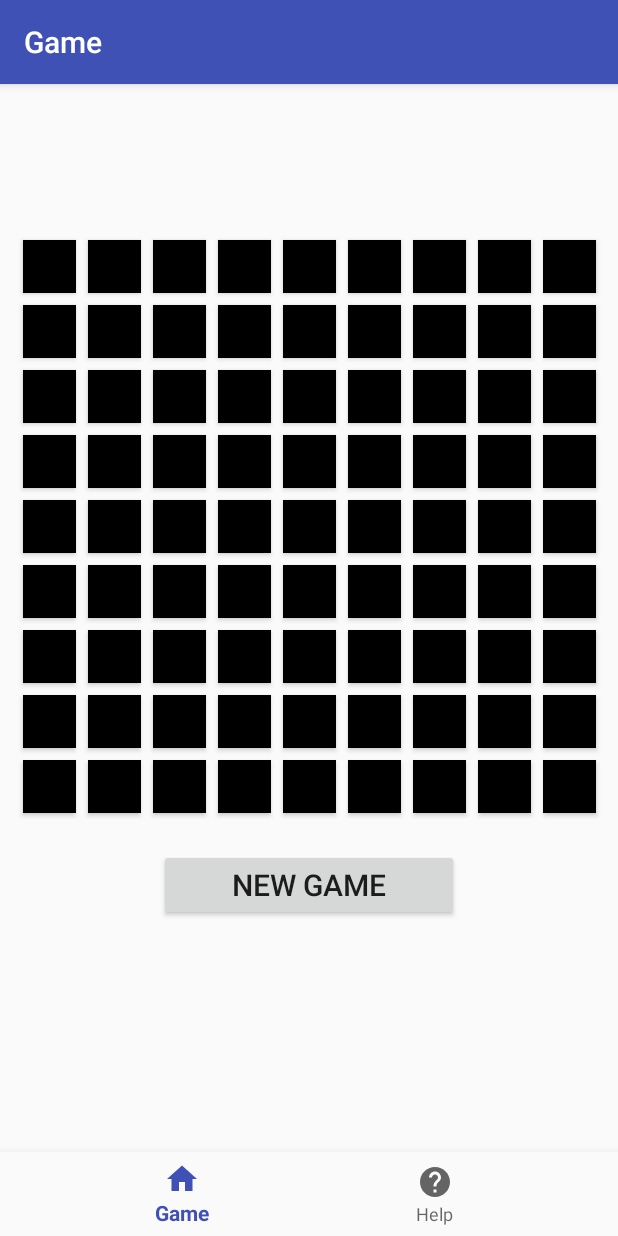
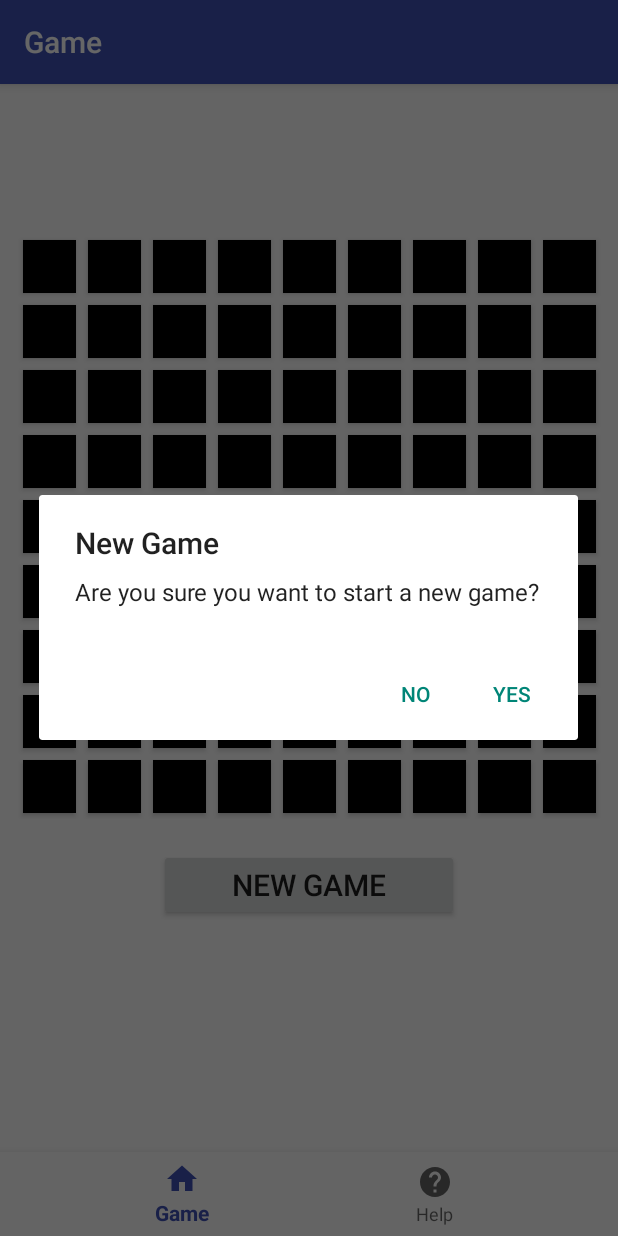
Before and after one commit to badimala218/Lightsweeper2, an Android app: the screen it shows after launch (MainActivity), after a tap on "NEW GAME", on a phone screen of 412 x 824 dp. Run offline under Robolectric (Android 15) with nearby library versions, the phone set to English and light mode, and no system bars; our stand-ins replace navigation-ui.

Commit message:
Added AlertDialog for New Game

```diff
--- a/app/src/main/java/com/badimala/lightsweeper2/GameFragment.kt
+++ b/app/src/main/java/com/badimala/lightsweeper2/GameFragment.kt
@@ -1,6 +1,9 @@
 package com.badimala.lightsweeper2
 
+import android.app.AlertDialog
+import android.app.Dialog
 import android.content.Context
+import android.content.DialogInterface
 import android.os.Bundle
 import android.util.Log
 import android.view.ContextMenu
@@ -14,8 +17,8 @@ import android.widget.Toast
 import androidx.core.content.ContextCompat
 import androidx.core.view.children
 import androidx.fragment.app.Fragment
-import com.badimala.lightsweeper.GRID_SIZE
-import com.badimala.lightsweeper.LightsweeperGame
+import com.badimala.lightsweeper2.GRID_SIZE
+import com.badimala.lightsweeper2.LightsweeperGame
 
 const val GAME_STATE = "gameState"
 const val GAME_MINES = "gameMines"
@@ -66,8 +69,7 @@ class GameFragment : Fragment() {//, NewGameDialogFragment.OnNewGameSelectedList
 
         val newGameBtn = parentView.findViewById<Button>(R.id.new_game_button)
         newGameBtn.setOnClickListener {
-            startGame()
-            //val dialog = NewGameDialogFragment()
+            createNewGameDialog()
         }
 
         return parentView
@@ -84,9 +86,19 @@ class GameFragment : Fragment() {//, NewGameDialogFragment.OnNewGameSelectedList
         setButtonColors()
     }
 
-    //override fun onNewGameSelected(which: Int) {
-    //    startGame()
-    //}
+    private fun createNewGameDialog() {
+        val builder = AlertDialog.Builder(requireActivity())
+            .setTitle(R.string.new_game)
+            .setMessage(R.string.new_game_warning)
+            .setPositiveButton(R.string.yes, { dialog, which ->
+                if (which == DialogInterface.BUTTON_POSITIVE) {
+                    startGame()
+                }
+            })
+            .setNegativeButton(R.string.no, null)
+            .create()
+            .show()
+    }
 
     private fun onLightButtonClick(view: View) {
 
--- a/app/src/main/java/com/badimala/lightsweeper2/LightsweeperGame.kt
+++ b/app/src/main/java/com/badimala/lightsweeper2/LightsweeperGame.kt
@@ -1,4 +1,4 @@
-package com.badimala.lightsweeper
+package com.badimala.lightsweeper2
 
 import java.util.Random
 
--- a/app/src/main/res/layout/fragment_game.xml
+++ b/app/src/main/res/layout/fragment_game.xml
@@ -5,7 +5,7 @@
     xmlns:tools="http://schemas.android.com/tools"
     android:layout_width="match_parent"
     android:layout_height="match_parent"
-    tools:context="com.badimala.lightsweeper.MainActivity">
+    tools:context="com.badimala.lightsweeper2.MainActivity">
 
     <GridLayout
         android:id="@+id/light_grid"
--- a/app/src/main/res/values/strings.xml
+++ b/app/src/main/res/values/strings.xml
@@ -1,5 +1,5 @@
 <resources>
-    <string name="app_name">Lightsweeper2</string>
+    <string name="app_name">Lightsweeper</string>
     <string name="title_game">Game</string>
     <string name="title_help">Help</string>
     <string name="congrats">Congratulations!</string>
```
Also changed, not shown: app/src/main/res/menu/context_menu.xml (added, +9 -0 lines).
